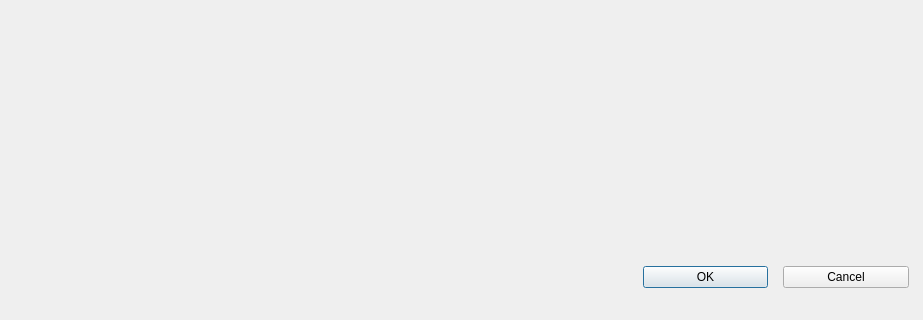
Old version of the form src/DesignRuns/create_runs_dialog.ui in the repository os-fpga/FOEDAG; both pictures show x 0 to 923 and y 536 to 856 of the 923 by 856 pixel window.
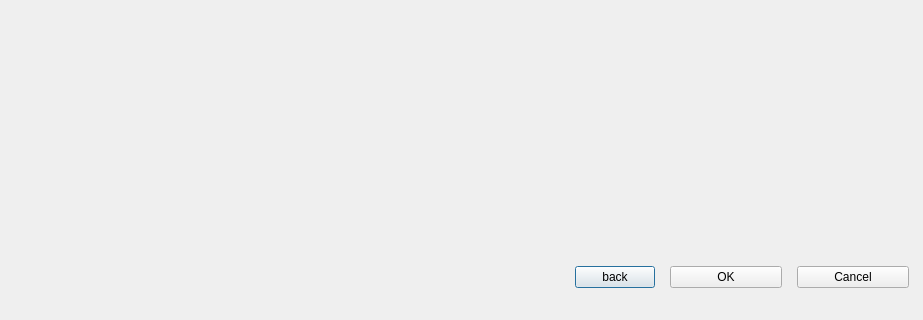
New version of the form.

```diff
--- a/src/DesignRuns/create_runs_dialog.ui
+++ b/src/DesignRuns/create_runs_dialog.ui
@@ -49,7 +49,7 @@
      </property>
      <layout class="QGridLayout" name="gridLayout">
       <item row="0" column="0">
-       <layout class="QHBoxLayout" name="horizontalLayout_3" stretch="50,10,10">
+       <layout class="QHBoxLayout" name="horizontalLayout_3" stretch="50,0,10,10">
         <property name="spacing">
          <number>15</number>
         </property>
@@ -72,6 +72,13 @@
           </property>
          </spacer>
         </item>
+        <item>
+         <widget class="QPushButton" name="m_btnBack">
+          <property name="text">
+           <string>back</string>
+          </property>
+         </widget>
+        </item>
         <item>
          <widget class="QPushButton" name="m_btnOK">
           <property name="text">
```
Left out of the diff: 15 changed lines with no effect on the pictures.
